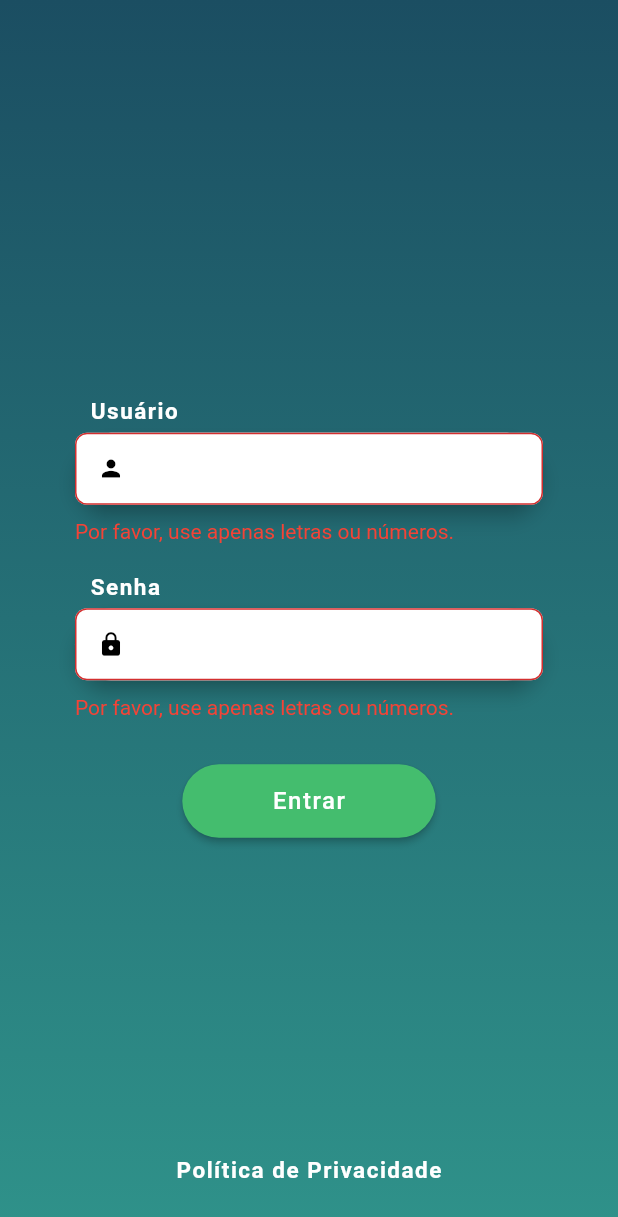
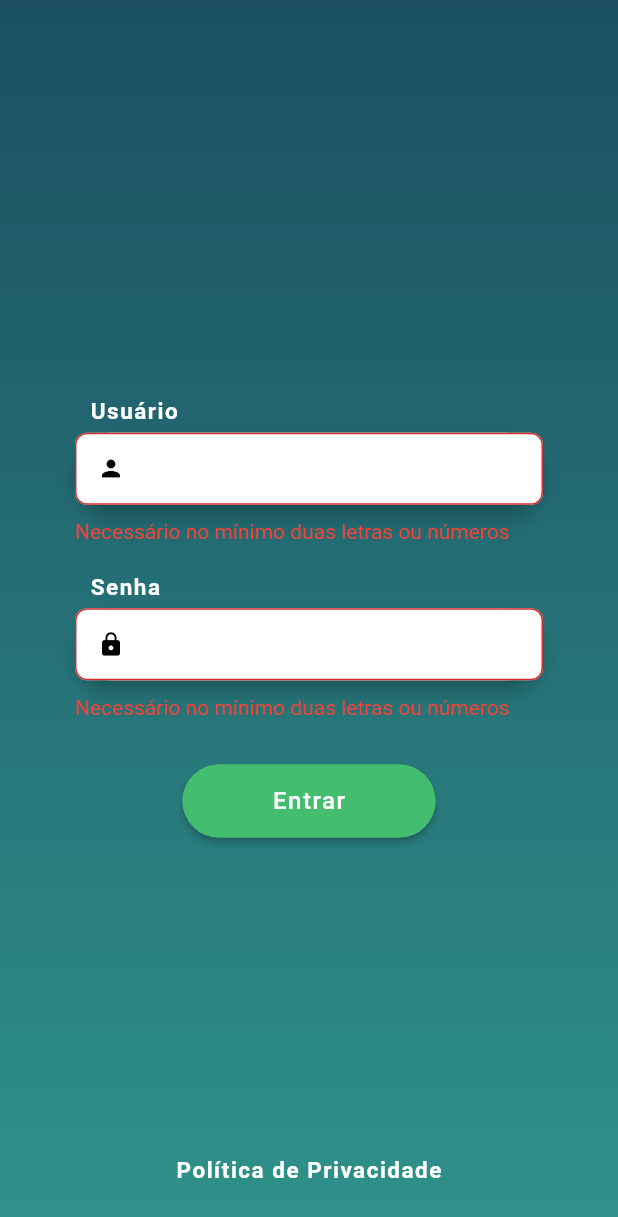
Before and after one commit to brunos0/Notas, a Flutter app: the screen it shows after launch, after a tap on "Entrar", on a phone screen of 412 x 824 dp. Shown: the top 1217 px of the screen. Run offline on Flutter 3.47's test engine with Material 2 defaults, Android fonts, the light colour scheme and no system bars; our stand-ins replace flutter_mobx, gap, mobx, shared_preferences; missing offline and left inert: flutter_webview_plugin; generated files the repository leaves out were written again; Roboto replaces fonts that are missing (Dalle_light).

Commit message:
fix validation

```diff
--- a/lib/components/custom_text_field.dart
+++ b/lib/components/custom_text_field.dart
@@ -46,7 +46,6 @@ class CustomTextField extends StatelessWidget {
               onSaved: (data) => validator.saveData(label, data ?? ""),
               validator: (_) =>
                   validator.validField(controller.text, formError, label),
-              //inputFormatters: [],
               obscureText: obscureText,
               textAlign: TextAlign.left,
               controller: controller,
@@ -65,12 +64,14 @@ class CustomTextField extends StatelessWidget {
             )),
         Observer(
             builder: (_) => Visibility(
-                visible: formError.fields[label]!, //.fields[label]!,
-                child: const Padding(
-                  padding: EdgeInsets.only(top: 10),
+                visible: formError.fields[label]!,
+                child: Padding(
+                  padding: const EdgeInsets.only(top: 10),
                   child: Text(
-                    "Por favor, use apenas letras ou números.",
-                    style: TextStyle(
+                    controller.text.length < 2
+                        ? "Necessário no mínimo duas letras ou números"
+                        : "Use apenas letras ou números.",
+                    style: const TextStyle(
                       color: Colors.red,
                     ),
                   ),
--- a/lib/models/login_validation.dart
+++ b/lib/models/login_validation.dart
@@ -6,9 +6,9 @@ class LoginValidation {
   final regex = RegExp(r'^[a-zA-Z0-9]+$');
 
   validField(String data, FormError formError, String label) {
-    if (!regex.hasMatch(data)) {
+    if (!regex.hasMatch(data) || data.length < 2) {
       formError.errorHappend(label);
-      return 'Por favor, use apenas letras.';
+      return 'Erro';
     }
     return null;
   }
```
